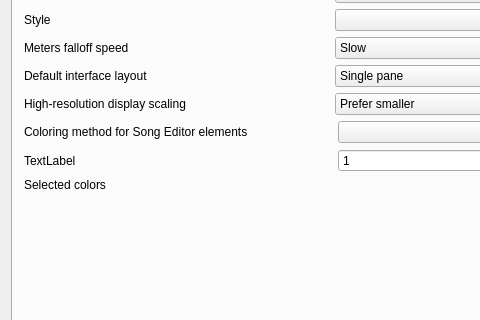
Before: the Qt Designer form src/gui/src/PreferencesDialog_UI.ui in hydrogen-music/hydrogen, drawn with Qt 5; both pictures show x 0 to 480 and y 151 to 471 of the 664 by 586 pixel window.
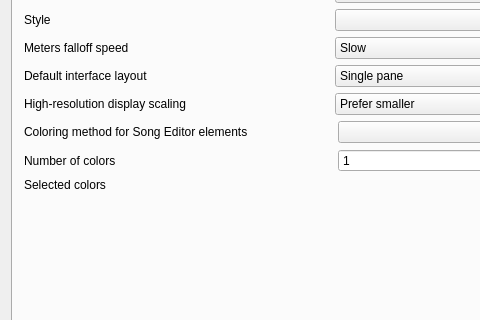
After: the same form once the commit is applied. Custom widgets are drawn as their Qt base class.

```diff
--- a/src/gui/src/PreferencesDialog_UI.ui
+++ b/src/gui/src/PreferencesDialog_UI.ui
@@ -1208,7 +1208,7 @@
          <item row="2" column="0">
           <widget class="QLabel" name="coloringMethodAuxLabel">
            <property name="text">
-            <string>TextLabel</string>
+            <string>Number of colors</string>
            </property>
           </widget>
          </item>
```
Left out of the diff: 2 changed lines with no effect on the pictures.
